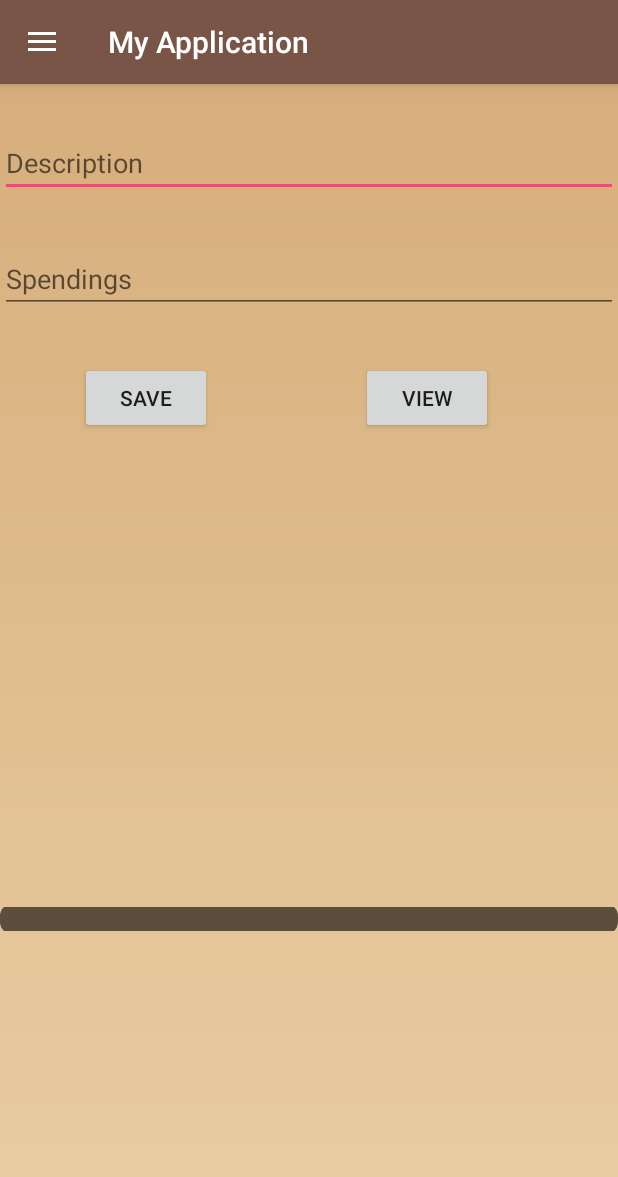
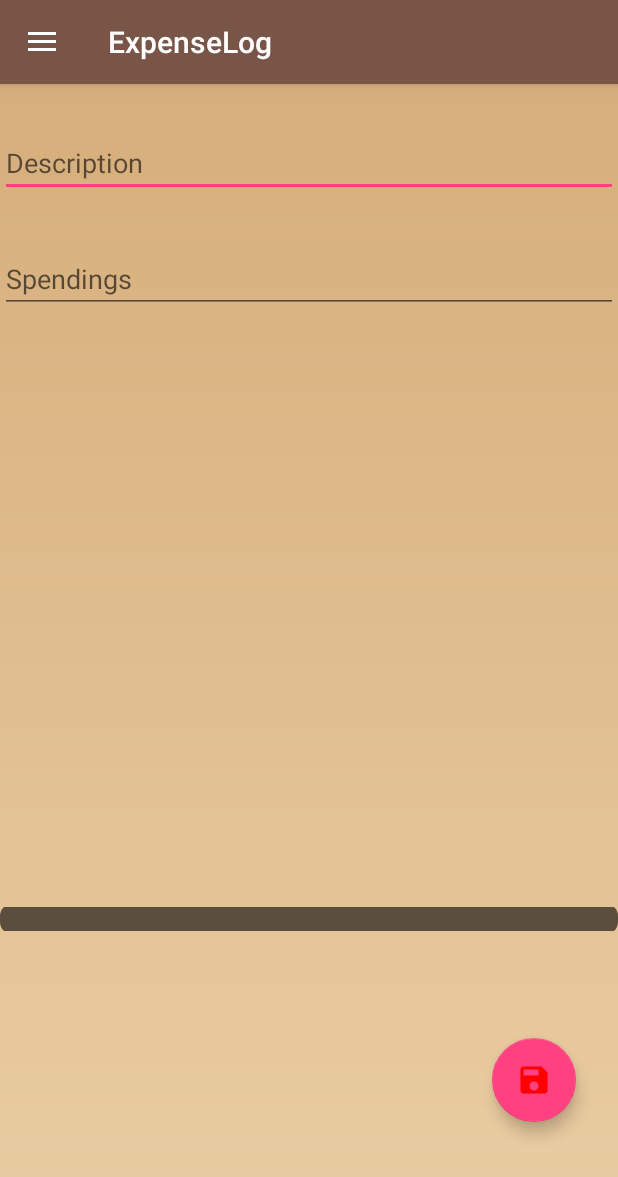
Before and after one commit to RSandhir/ExpenseLog, an Android app: the screen it shows after launch once a user with an empty profile is signed in (MainActivity), on a phone screen of 412 x 824 dp. Shown: the top 1177 px of the screen. Run offline under Robolectric (Android 15) with nearby library versions, the phone set to English and light mode, and no system bars; our stand-ins replace Firebase (no records; nobody signed in at launch, a user with empty details on screens opened directly).

Commit message:
notif working delete moved to options menu added Floating action button

```diff
--- a/app/build.gradle
+++ b/app/build.gradle
@@ -30,4 +30,5 @@ dependencies {
     implementation 'com.android.support:design:28.0.0'
     androidTestImplementation 'com.android.support.test.espresso:espresso-core:3.0.2'
     implementation "com.android.support:support-compat:28.0.0"
+    androidTestImplementation 'com.android.support.test:rules:1.0.2'
 }
--- a/app/src/main/AndroidManifest.xml
+++ b/app/src/main/AndroidManifest.xml
@@ -1,6 +1,8 @@
 <?xml version="1.0" encoding="utf-8"?>
 <manifest xmlns:android="http://schemas.android.com/apk/res/android"
     package="com.rsandhir.expenselog">
+
+    <uses-permission android:name="android.permission.INTERNET" />
 
     <application
         android:allowBackup="true"
@@ -15,7 +17,7 @@
         <activity android:name=".pocketmoney" />
         <activity
             android:name=".SpendingsListView"
-            android:parentActivityName=".pocketmoney" />
+            android:parentActivityName=".MainActivity" />
         <activity android:name=".splash">
             <intent-filter>
                 <action android:name="android.intent.action.MAIN" />
--- a/app/src/main/java/com/rsandhir/expenselog/MainActivity.java
+++ b/app/src/main/java/com/rsandhir/expenselog/MainActivity.java
@@ -8,16 +8,15 @@ import android.content.Intent;
 import android.content.SharedPreferences;
 import android.graphics.Color;
 import android.os.Build;
-import android.support.annotation.NonNull;
+import android.os.Bundle;
+import android.support.design.widget.FloatingActionButton;
 import android.support.design.widget.NavigationView;
 import android.support.v4.widget.DrawerLayout;
 import android.support.v7.app.ActionBarDrawerToggle;
 import android.support.v7.app.AppCompatActivity;
-import android.os.Bundle;
 import android.util.Log;
 import android.view.MenuItem;
 import android.view.View;
-import android.widget.Button;
 import android.widget.EditText;
 import android.widget.ProgressBar;
 import android.widget.Toast;
@@ -37,7 +36,7 @@ public class MainActivity extends AppCompatActivity implements NavigationView.On
     ProgressBar progressBar;
     DatabaseHelper mydb;
     EditText e1, e2;
-    Button b1, b2;
+    FloatingActionButton b1;
     int current_spnd;
     int totalPmoney;
     String channelId = "notif_channel_id";
@@ -60,24 +59,13 @@ public class MainActivity extends AppCompatActivity implements NavigationView.On
 
         //Auth
         mAuth=FirebaseAuth.getInstance();
-        authStateListener=new FirebaseAuth.AuthStateListener() {
-            @Override
-            public void onAuthStateChanged(@NonNull FirebaseAuth firebaseAuth) {
-                if(firebaseAuth.getCurrentUser()!=null){
-                    //TODO go to homepage and set user name
-                }
 
-            }
-        };
+        sharedPreferences = getSharedPreferences("Prefs", Context.MODE_PRIVATE);
+        totalPmoney = sharedPreferences.getInt("PocketMoney", 0);
 
-
-
-        final Bundle extras=getIntent().getExtras();
-        totalPmoney=extras.getInt("Total");
-        Toast.makeText(this,""+totalPmoney,Toast.LENGTH_LONG).show();
         progressBar = findViewById(R.id.progress_bar);
         createNotificationChannel();
-        sharedPreferences = getSharedPreferences("Prefs", Context.MODE_PRIVATE);
+
         current_spnd = sharedPreferences.getInt("curr_spend", 0);
         float progress_percent = (((float) current_spnd) / totalPmoney) * 100;
         Log.d("progressView", progress_percent + " ," + totalPmoney + " ," + current_spnd);
@@ -86,7 +74,6 @@ public class MainActivity extends AppCompatActivity implements NavigationView.On
         e1 = findViewById(R.id.e1);
         e2 = findViewById(R.id.e2);
         b1 = findViewById(R.id.b1);
-        b2 = findViewById(R.id.b2);
         navigationView=findViewById(R.id.navigationview);
         b1.setOnClickListener(new View.OnClickListener() {
             @Override
@@ -102,13 +89,6 @@ public class MainActivity extends AppCompatActivity implements NavigationView.On
                     Toast.makeText(MainActivity.this, "Inserted" + progress_percent, Toast.LENGTH_LONG).show();
                 else
                     Toast.makeText(MainActivity.this, "Not Inserted", Toast.LENGTH_LONG).show();
-            }
-        });
-        b2.setOnClickListener(new View.OnClickListener() {
-            @Override
-            public void onClick(View view) {
-                Intent intent = new Intent(MainActivity.this,SpendingsListView.class);
-                startActivity(intent);
             }
         });
 
@@ -147,6 +127,7 @@ public class MainActivity extends AppCompatActivity implements NavigationView.On
                     .setOngoing(true)
                     .build();
         }
+        notificationManager.notify(notifyId, notification);
     }
 
 
@@ -164,7 +145,10 @@ public class MainActivity extends AppCompatActivity implements NavigationView.On
     public boolean onNavigationItemSelected(MenuItem item) {
         int id=item.getItemId();
         if(id==R.id.viewnotes){
-            Toast.makeText(this,"view",Toast.LENGTH_LONG).show();}
+            Toast.makeText(this, "view", Toast.LENGTH_LONG).show();
+            Intent intent = new Intent(MainActivity.this, SpendingsListView.class);
+            startActivity(intent);
+        }
         else if(id==R.id.delete){
             Toast.makeText(this,"delete",Toast.LENGTH_LONG).show();
         }
--- /dev/null
+++ b/app/src/main/res/drawable/ic_save_black_24dp.xml
@@ -0,0 +1,10 @@
+<vector xmlns:android="http://schemas.android.com/apk/res/android"
+    android:width="24dp"
+    android:height="24dp"
+    android:tint="#FF0000"
+    android:viewportWidth="24.0"
+    android:viewportHeight="24.0">
+    <path
+        android:fillColor="#FF000000"
+        android:pathData="M17,3L5,3c-1.11,0 -2,0.9 -2,2v14c0,1.1 0.89,2 2,2h14c1.1,0 2,-0.9 2,-2L21,7l-4,-4zM12,19c-1.66,0 -3,-1.34 -3,-3s1.34,-3 3,-3 3,1.34 3,3 -1.34,3 -3,3zM15,9L5,9L5,5h10v4z" />
+</vector>
--- a/app/src/main/res/layout/activity_main.xml
+++ b/app/src/main/res/layout/activity_main.xml
@@ -9,59 +9,54 @@
     android:id="@+id/drawer"
     android:background="@drawable/gradient1"
     >
-<RelativeLayout
+
+    <android.support.constraint.ConstraintLayout
+        android:id="@+id/relativeLayout"
         android:layout_width="match_parent"
         android:layout_height="match_parent">
+
         <ProgressBar
             android:id="@+id/progress_bar"
             style="@style/MyProgressBarTwo"
             android:layout_width="match_parent"
             android:layout_height="wrap_content"
-        android:layout_alignParentBottom="true"
-        android:layout_alignParentStart="true"
             android:layout_marginBottom="203dp"
             android:indeterminateDrawable="@drawable/progress_custom"
-        android:theme="@style/MyProgressBarTwo" />
+            android:theme="@style/MyProgressBarTwo"
+            app:layout_constraintBottom_toBottomOf="parent"
+            app:layout_constraintStart_toStartOf="parent" />
+
         <EditText
             android:id="@+id/e1"
             android:layout_width="match_parent"
             android:layout_height="wrap_content"
-        android:layout_alignParentStart="true"
-        android:layout_alignParentTop="true"
             android:layout_marginTop="30dp"
-        android:hint="Description" />
+            android:hint="Description"
+            app:layout_constraintStart_toStartOf="parent"
+            app:layout_constraintTop_toTopOf="parent" />
 
         <EditText
             android:id="@+id/e2"
             android:layout_width="match_parent"
             android:layout_height="wrap_content"
-        android:layout_alignParentStart="true"
-        android:layout_alignParentTop="true"
             android:layout_marginTop="107dp"
             android:hint="Spendings"
             android:inputType="number"
-        />
+            app:layout_constraintStart_toStartOf="parent"
+            app:layout_constraintTop_toTopOf="parent" />
 
-    <Button
+        <android.support.design.widget.FloatingActionButton
             android:id="@+id/b1"
             android:layout_width="wrap_content"
             android:layout_height="wrap_content"
-        android:layout_alignParentStart="true"
-        android:layout_alignTop="@+id/b2"
-        android:layout_marginStart="53dp"
-        android:text="Save" />
+            android:layout_gravity="bottom|end"
+            android:layout_marginStart="328dp"
+            android:layout_marginTop="636dp"
+            app:layout_constraintStart_toStartOf="parent"
+            app:layout_constraintTop_toTopOf="parent"
+            app:srcCompat="@drawable/ic_save_black_24dp" />
 
-    <Button
-        android:id="@+id/b2"
-        android:layout_width="wrap_content"
-        android:layout_height="wrap_content"
-        android:layout_alignParentEnd="true"
-        android:layout_alignParentTop="true"
-        android:layout_marginEnd="83dp"
-        android:layout_marginTop="185dp"
-        android:text="View" />
-
-</RelativeLayout>
+    </android.support.constraint.ConstraintLayout>
     <android.support.design.widget.NavigationView
         android:layout_width="wrap_content"
         android:layout_height="match_parent"
--- a/app/src/main/res/values/strings.xml
+++ b/app/src/main/res/values/strings.xml
@@ -1,5 +1,5 @@
 <resources>
-    <string name="app_name">My Application</string>
+    <string name="app_name">ExpenseLog</string>
     <string name="open">Open</string>
     <string name="close">Close</string>
 </resources>
```
Also changed, not shown: app/src/main/java/com/rsandhir/expenselog/SpendingsListView.java (+31 -17 lines), app/src/main/java/com/rsandhir/expenselog/pocketmoney.java (+9 -10 lines), app/src/main/res/layout/activity_spendings_list_view.xml (+5 -7 lines), app/src/main/res/menu/menu.xml (added, +10 -0 lines), 1 other file. Lines whose indentation alone changed are shown as unchanged.
